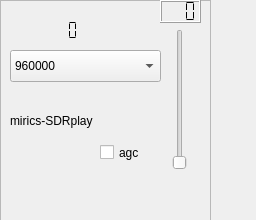
Old version of the form src/input/sdrplay-exp/sdrplay-widget.ui in the repository JvanKatwijk/sdr-j-spectrumviewer.
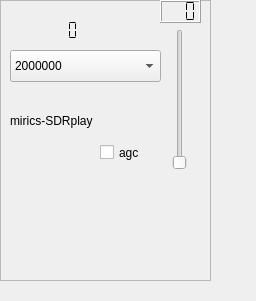
New version of the form.

Commit message: adapted to sdrplay lib 2.09

Diff of the .ui file:
```diff
--- a/src/input/sdrplay-exp/sdrplay-widget.ui
+++ b/src/input/sdrplay-exp/sdrplay-widget.ui
@@ -7,7 +7,7 @@
     <x>0</x>
     <y>0</y>
     <width>256</width>
-    <height>220</height>
+    <height>301</height>
    </rect>
   </property>
   <property name="windowTitle">
@@ -19,7 +19,7 @@
      <x>0</x>
      <y>0</y>
      <width>211</width>
-     <height>221</height>
+     <height>281</height>
     </rect>
    </property>
    <property name="frameShape">
@@ -123,12 +123,7 @@
     </property>
     <item>
      <property name="text">
-      <string>960000</string>
-     </property>
-    </item>
-    <item>
-     <property name="text">
-      <string>1920000</string>
+      <string>2000000</string>
      </property>
     </item>
     <item>
@@ -152,6 +147,19 @@
      </property>
     </item>
    </widget>
+   <widget class="QLabel" name="serialNumber">
+    <property name="geometry">
+     <rect>
+      <x>20</x>
+      <y>220</y>
+      <width>161</width>
+      <height>20</height>
+     </rect>
+    </property>
+    <property name="text">
+     <string/>
+    </property>
+   </widget>
   </widget>
  </widget>
  <resources/>
```
Left out of the diff: 9 changed lines with no effect on the pictures. The commit also changes 5 other files.
